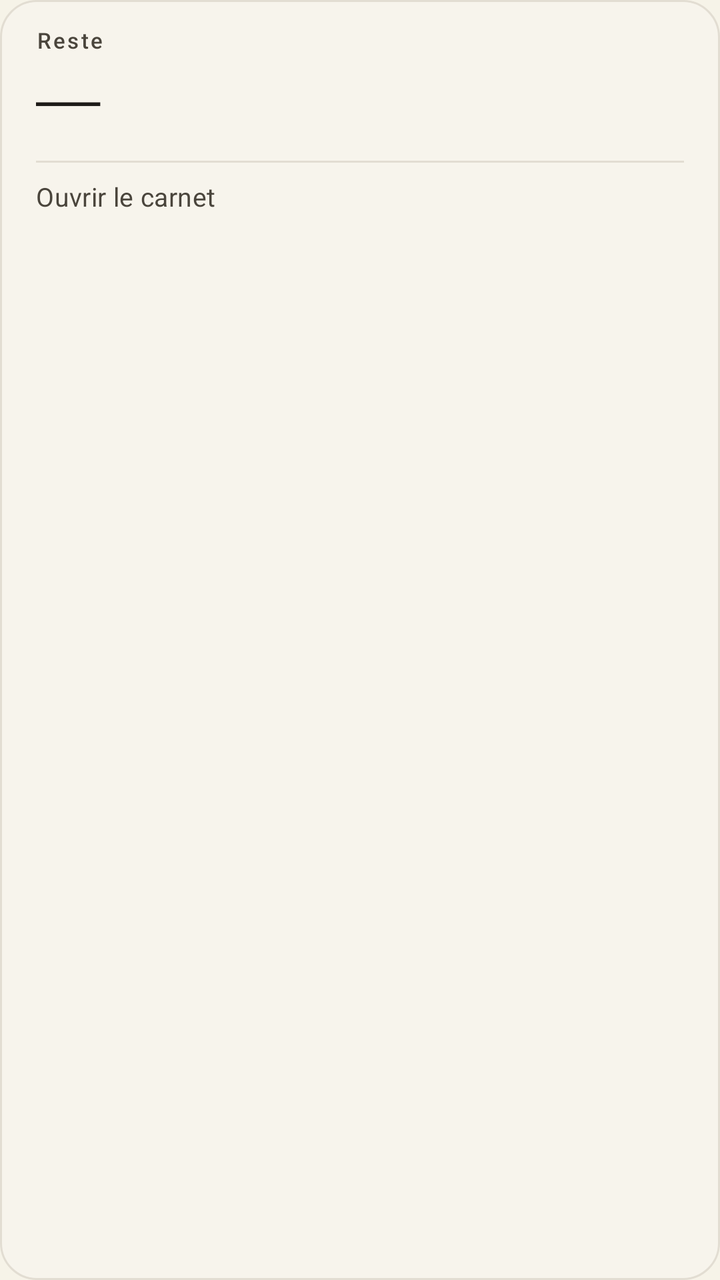
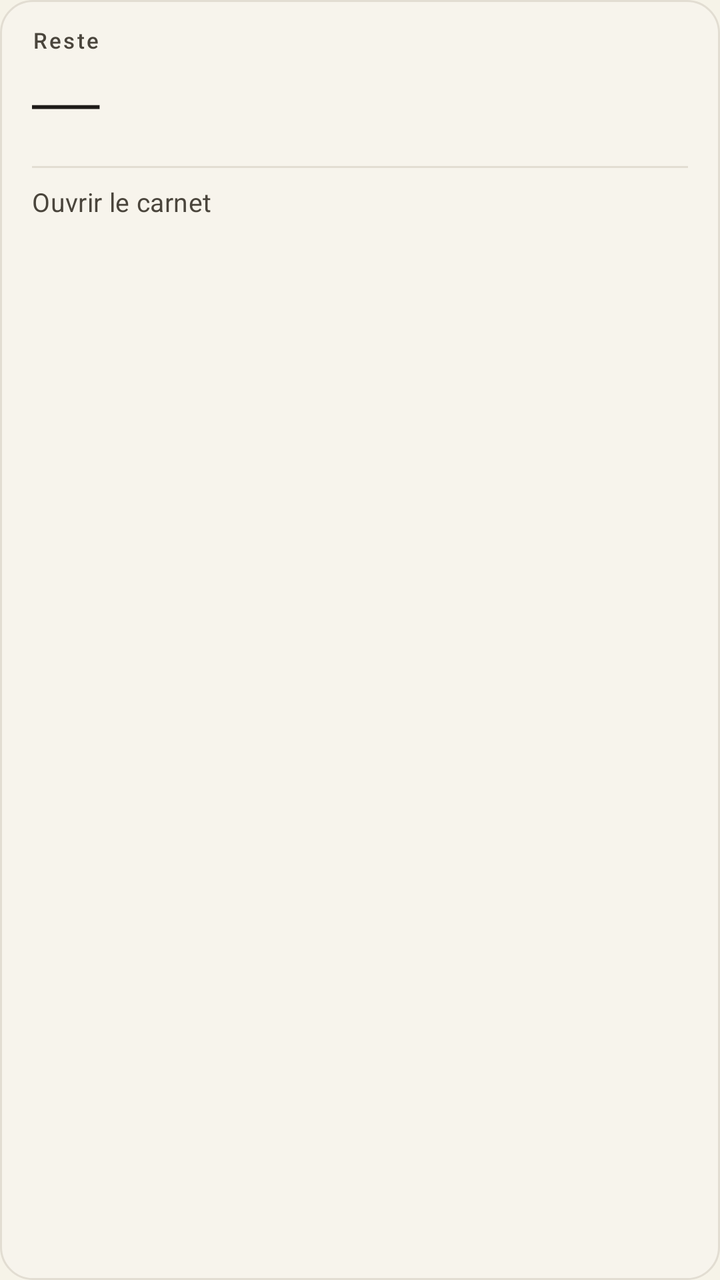

Before-and-after screenshots of an Android layout around one commit, followed by the original layout XML and the change that was made.
<!-- AndroidManifest.xml: application theme Theme.MonMoisClair -->
<!-- res/layout/widget_carnet.xml -->
<?xml version="1.0" encoding="utf-8"?>
<LinearLayout xmlns:android="http://schemas.android.com/apk/res/android"
    android:id="@+id/widget_root"
    android:layout_width="match_parent"
    android:layout_height="match_parent"
    android:background="@drawable/widget_carnet_bg"
    android:orientation="vertical"
    android:paddingStart="18dp"
    android:paddingTop="14dp"
    android:paddingEnd="18dp"
    android:paddingBottom="14dp">

    
    <TextView
        android:id="@+id/widget_title"
        android:layout_width="match_parent"
        android:layout_height="wrap_content"
        android:ellipsize="end"
        android:fontFamily="sans-serif-medium"
        android:includeFontPadding="false"
        android:letterSpacing="0.1"
        android:maxLines="1"
        android:text="Reste"
        android:textAllCaps="false"
        android:textColor="@color/widget_muted"
        android:textSize="11sp" />

    
    <TextView
        android:id="@+id/widget_amount"
        android:layout_width="match_parent"
        android:layout_height="wrap_content"
        android:layout_marginTop="4dp"
        android:ellipsize="end"
        android:fontFamily="serif"
        android:includeFontPadding="false"
        android:lineSpacingMultiplier="0.92"
        android:maxLines="1"
        android:text="—"
        android:textColor="@color/widget_ink"
        android:textSize="32sp" />

    
    <ImageView
        android:id="@+id/widget_rule"
        android:layout_width="match_parent"
        android:layout_height="1dp"
        android:layout_marginTop="12dp"
        android:layout_marginBottom="10dp"
        android:background="@color/widget_rule"
        android:contentDescription="@null"
        android:importantForAccessibility="no"
        android:scaleType="fitXY" />

    <TextView
        android:id="@+id/widget_line"
        android:layout_width="match_parent"
        android:layout_height="wrap_content"
        android:ellipsize="end"
        android:fontFamily="sans-serif"
        android:includeFontPadding="false"
        android:letterSpacing="0.01"
        android:lineSpacingExtra="2dp"
        android:maxLines="2"
        android:text="Ouvrir le carnet"
        android:textColor="@color/widget_muted"
        android:textSize="13sp" />
</LinearLayout>
<!-- resources referenced by this layout -->
<resources>
  <color name="widget_ink">#1E1B18</color>
  <color name="widget_muted">#4A453C</color>
  <color name="widget_rule">#E2DDD2</color>
  <!-- drawable widget_carnet_bg (drawable) -->
  <?xml version="1.0" encoding="utf-8"?>
  <shape xmlns:android="http://schemas.android.com/apk/res/android"
      android:shape="rectangle">
      
      <solid android:color="#F7F4EC" />
      <stroke
          android:width="1dp"
          android:color="#E2DDD2" />
      <corners android:radius="18dp" />
  </shape>
  <style name="Theme.MonMoisClair" parent="Theme.Material3.Light.NoActionBar">
          
          <item name="android:windowBackground">@color/paper_cream</item>
          
          <item name="android:statusBarColor">@color/paper_cream</item>
          <item name="android:navigationBarColor">@color/paper_cream</item>
          <item name="android:windowLightStatusBar">true</item>
          
      </style>
  <color name="paper_cream">#F6F3E8</color>
</resources>

<!-- the commit's change to res/layout/widget_carnet.xml (unified diff, before → after) -->
@@ -5,9 +5,9 @@
     android:layout_height="match_parent"
     android:background="@drawable/widget_carnet_bg"
     android:orientation="vertical"
-    android:paddingStart="18dp"
+    android:paddingStart="16dp"
     android:paddingTop="14dp"
-    android:paddingEnd="18dp"
+    android:paddingEnd="16dp"
     android:paddingBottom="14dp">
 
     
@@ -34,11 +34,12 @@
         android:ellipsize="end"
         android:fontFamily="serif"
         android:includeFontPadding="false"
+        android:letterSpacing="-0.02"
         android:lineSpacingMultiplier="0.92"
         android:maxLines="1"
         android:text="—"
         android:textColor="@color/widget_ink"
-        android:textSize="32sp" />
+        android:textSize="34sp" />
 
     
     <ImageView
<!-- resource entries referenced after the edit -->
@@ -12,7 +12,7 @@
       <stroke
           android:width="1dp"
           android:color="#E2DDD2" />
-      <corners android:radius="18dp" />
+      <corners android:radius="16dp" />
   </shape>
   <style name="Theme.MonMoisClair" parent="Theme.Material3.Light.NoActionBar">
           
